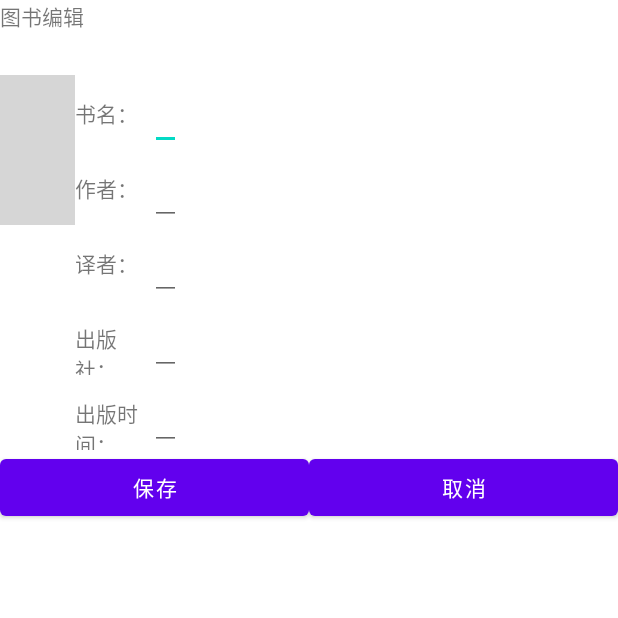
After one commit to sheepna/BMApplication, an Android app: the EditBookActivity screen opened directly, with no data from a screen before it, on a phone screen of 412 x 824 dp, the top half of it. The commit adds this screen. Run offline under Robolectric (Android 15) with nearby library versions, the phone set to English and light mode, and no system bars; grey boxes are pictures that could not be loaded.

Commit message:
实现了上下文菜单的更新功能， 并且实现了悬浮按钮编辑图书的功能

```diff
--- a/app/src/main/AndroidManifest.xml
+++ b/app/src/main/AndroidManifest.xml
@@ -14,6 +14,9 @@
         android:theme="@style/Theme.BMApplication"
         tools:targetApi="31">
         <activity
+            android:name=".EditBookActivity"
+            android:exported="false" />
+        <activity
             android:name=".MainActivity"
             android:exported="true">
             <intent-filter>
--- /dev/null
+++ b/app/src/main/java/com/jnu/bmapplication/EditBookActivity.java
@@ -0,0 +1,71 @@
+package com.jnu.bmapplication;
+
+import androidx.appcompat.app.AppCompatActivity;
+
+import android.content.Intent;
+import android.os.Bundle;
+import android.view.View;
+import android.widget.Button;
+import android.widget.EditText;
+import android.widget.ImageView;
+
+public class EditBookActivity extends AppCompatActivity {
+
+    public static final int RESULT_CODE_SUCCESS = 666;
+    private int position;
+
+    @Override
+    protected void onCreate(Bundle savedInstanceState) {
+        super.onCreate(savedInstanceState);
+        setContentView(R.layout.activity_edit_book);
+
+        ImageView imageView=findViewById(R.id.book_picture);
+        imageView.setImageResource(R.drawable.book_1);
+
+        position=this.getIntent().getIntExtra("position",0);
+
+        String title=this.getIntent().getStringExtra("title");
+        EditText editTextTitle=findViewById(R.id.eeTitle);
+        String author=this.getIntent().getStringExtra("author");
+        EditText editTextAuthor=findViewById(R.id.eeAuthor);
+        String translator=this.getIntent().getStringExtra("translator");
+        EditText editTextTranslator=findViewById(R.id.eeTranslator);
+        String publisher=this.getIntent().getStringExtra("publisher");
+        EditText editTextPublisher=findViewById(R.id.eePublisher);
+        String pubdate=this.getIntent().getStringExtra("pubdate");
+        EditText editTextPubdate=findViewById(R.id.eePubDate);
+
+        if(null!=title){ editTextTitle.setText(title);}
+        if(null!=author){ editTextAuthor.setText(author);}
+        if(null!=translator){ editTextTranslator.setText(translator);}
+        if(null!=publisher){ editTextPublisher.setText(publisher);}
+        if(null!=pubdate){ editTextPubdate.setText(pubdate);}
+
+        Button buttonOk=findViewById(R.id.button_yes);
+        buttonOk.setOnClickListener(new View.OnClickListener() {
+            @Override
+            public void onClick(View view) {
+                Intent intent =new Intent() ;
+                Bundle bundle =new Bundle() ;
+
+                bundle .putString("title",editTextTitle.getText().toString());
+                bundle .putString("author",editTextAuthor.getText().toString());
+                bundle .putString("publisher",editTextPublisher.getText().toString());
+                bundle .putString("pubdate",editTextPubdate.getText().toString());
+                bundle.putInt("position",position );
+
+                intent .putExtras(bundle);
+                setResult(RESULT_CODE_SUCCESS,intent);
+                EditBookActivity.this.finish();
+            }
+        });
+
+        Button buttonNo=findViewById(R.id.button_no);
+        buttonNo.setOnClickListener(new View.OnClickListener() {
+            @Override
+            public void onClick(View view) {
+                EditBookActivity.this.finish();
+            }
+        });
+    }
+}
--- a/app/src/main/java/com/jnu/bmapplication/MainActivity.java
+++ b/app/src/main/java/com/jnu/bmapplication/MainActivity.java
@@ -1,5 +1,7 @@
 package com.jnu.bmapplication;
 
+import androidx.activity.result.ActivityResultLauncher;
+import androidx.activity.result.contract.ActivityResultContracts;
 import androidx.annotation.NonNull;
 import androidx.appcompat.app.AlertDialog;
 import androidx.appcompat.app.AppCompatActivity;
@@ -7,16 +9,19 @@ import androidx.recyclerview.widget.LinearLayoutManager;
 import androidx.recyclerview.widget.RecyclerView;
 
 import android.content.DialogInterface;
+import android.content.Intent;
 import android.os.Bundle;
 import android.view.ContextMenu;
 import android.view.LayoutInflater;
 import android.view.MenuItem;
 import android.view.View;
 import android.view.ViewGroup;
+import android.widget.Button;
 import android.widget.ImageButton;
 import android.widget.ImageView;
 import android.widget.TextView;
 
+import com.google.android.material.floatingactionbutton.FloatingActionButton;
 import com.jnu.bmapplication.Data.Book;
 
 import java.util.ArrayList;
@@ -24,11 +29,46 @@ import java.util.ArrayList;
 public class MainActivity extends AppCompatActivity {
 
     private MainRecycleViewAdapter mainRecycleViewAdapter;
-    private static final int MENU_ID_ADD = 1;
     private static final int MENU_ID_DELETE = 2;
     private static final int MENU_ID_UPDATE = 3;
+    private ArrayList<Book>books;
 
-    private ArrayList<Book>books;
+    private ActivityResultLauncher<Intent> addDataLauncher= registerForActivityResult(new ActivityResultContracts.StartActivityForResult()
+            ,result -> {
+                if(null!=result){
+                    Intent intent=result.getData();
+                    if(result.getResultCode()==EditBookActivity.RESULT_CODE_SUCCESS)
+                    {//创建一个包含所有 extra 数据的 Bundle 对象，然后使用 putExtras() 将 Bundle 插入 Intent 中。
+                        Bundle bundle=intent.getExtras();
+                        String title= bundle.getString("title");
+                        String author= bundle.getString("author");
+                        String publisher= bundle.getString("publisher");
+                        String pubdate= bundle.getString("pubdate");
+                        int position=bundle.getInt("position");
+                        books.add(position, new Book(title,author,publisher,pubdate,R.drawable.book_1));
+                        mainRecycleViewAdapter.notifyItemInserted(position);
+                    }
+                }
+            });
+
+    private ActivityResultLauncher<Intent> updateDataLauncher= registerForActivityResult(new ActivityResultContracts.StartActivityForResult()
+            ,result -> {
+                if(null!=result){
+                    Intent intent=result.getData();
+                    if(result.getResultCode()==EditBookActivity.RESULT_CODE_SUCCESS)
+                    {//创建一个包含所有 extra 数据的 Bundle 对象，然后使用 putExtras() 将 Bundle 插入 Intent 中。
+                        Bundle bundle=intent.getExtras();
+                        String title= bundle.getString("title");
+                        String author= bundle.getString("author");
+                        String publisher= bundle.getString("publisher");
+                        String pubdate= bundle.getString("pubdate");
+                        int position=bundle.getInt("position");
+                        books.add(position, new Book(title,author,publisher,pubdate,R.drawable.book_1));
+                        mainRecycleViewAdapter.notifyItemInserted(position);
+                    }
+                }
+            });
+
     @Override
     protected void onCreate(Bundle savedInstanceState) {
         super.onCreate(savedInstanceState);
@@ -45,6 +85,18 @@ public class MainActivity extends AppCompatActivity {
         //接收数据
         mainRecycleViewAdapter=new MainRecycleViewAdapter(books);
         recyclerViewMain.setAdapter(mainRecycleViewAdapter);
+
+        FloatingActionButton button=findViewById(R.id.addbutton);
+        button.setOnClickListener(new View.OnClickListener() {
+            @Override
+            public void onClick(View view) {
+                Intent intent=new Intent(MainActivity.this ,EditBookActivity.class) ;
+                intent.putExtra("position",books.size());//添加 extra 数据，每种方法均接受两个参数：键名和值
+                addDataLauncher.launch(intent);
+                //books.add(item.getOrder(),new Book("added"+item.getOrder(),R.drawable.ic_launcher_background));
+                // mainRecycleViewAdapter.notifyItemInserted(item.getOrder());
+            }
+        });
 
     }
     //ContextMenu实现
@@ -71,6 +123,13 @@ public class MainActivity extends AppCompatActivity {
                         }).create();
                 alertDialog.show();
                 break;
+            case MENU_ID_UPDATE:
+                Intent intentUpdate=new Intent(MainActivity.this,EditBookActivity.class);
+                intentUpdate.putExtra("position",item.getOrder());
+                intentUpdate.putExtra("title",books.get(item.getOrder()).getTitle());
+                intentUpdate.putExtra("author",books.get(item.getOrder()).getAp());
+                intentUpdate.putExtra("publisher",books.get(item.getOrder()).getPubli());
+                intentUpdate.putExtra("pubdate",books.get(item.getOrder()).getTime());
         }
         return super.onContextItemSelected(item);
     }
--- /dev/null
+++ b/app/src/main/res/layout/activity_edit_book.xml
@@ -0,0 +1,133 @@
+<?xml version="1.0" encoding="utf-8"?>
+<LinearLayout xmlns:android="http://schemas.android.com/apk/res/android"
+    xmlns:app="http://schemas.android.com/apk/res-auto"
+    xmlns:tools="http://schemas.android.com/tools"
+    android:orientation="vertical"
+    android:layout_width="match_parent"
+    android:layout_height="match_parent"
+    tools:context=".EditBookActivity">
+    <TextView
+        android:id="@+id/edit_biaoti"
+        android:layout_width="wrap_content"
+        android:layout_height="50dp"
+        android:text="@string/edit_biaoti">
+    </TextView>
+    <LinearLayout
+        android:orientation="horizontal"
+        android:layout_width="match_parent"
+        android:layout_height="wrap_content">
+        <ImageView
+            android:id="@+id/book_picture"
+            android:layout_width="50dp"
+            android:layout_height="100dp">
+        </ImageView>
+        <LinearLayout
+            android:orientation="vertical"
+            android:layout_width="wrap_content"
+            android:layout_height="wrap_content">
+            <LinearLayout
+                android:orientation="horizontal"
+                android:layout_width="wrap_content"
+                android:layout_height="wrap_content">
+                <TextView
+                    android:id="@+id/eTitle"
+                    android:layout_width="50dp"
+                    android:layout_height="50dp"
+                    android:text="书名：">
+                </TextView>
+                <EditText
+                    android:id="@+id/eeTitle"
+                    android:layout_width="wrap_content"
+                    android:layout_height="50dp"
+                    android:text="">
+                </EditText>
+            </LinearLayout>
+            <LinearLayout
+                android:orientation="horizontal"
+                android:layout_width="wrap_content"
+                android:layout_height="wrap_content">
+                <TextView
+                    android:id="@+id/eAuthor"
+                    android:layout_width="50dp"
+                    android:layout_height="50dp"
+                    android:text="作者：">
+                </TextView>
+                <EditText
+                    android:id="@+id/eeAuthor"
+                    android:layout_width="wrap_content"
+                    android:layout_height="50dp"
+                    android:text="">
+                </EditText>
+            </LinearLayout>
+            <LinearLayout
+                android:orientation="horizontal"
+                android:layout_width="wrap_content"
+                android:layout_height="wrap_content">
+                <TextView
+                    android:id="@+id/eTranslator"
+                    android:layout_width="50dp"
+                    android:layout_height="50dp"
+                    android:text="译者：">
+                </TextView>
+                <EditText
+                    android:id="@+id/eeTranslator"
+                    android:layout_width="wrap_content"
+                    android:layout_height="50dp"
+                    android:text="">
+                </EditText>
+            </LinearLayout>
+            <LinearLayout
+                android:orientation="horizontal"
+                android:layout_width="wrap_content"
+                android:layout_height="wrap_content">
+                <TextView
+                    android:id="@+id/ePublisher"
+                    android:layout_width="50dp"
+                    android:layout_height="50dp"
+                    android:text="出版社：">
+                </TextView>
+                <EditText
+                    android:id="@+id/eePublisher"
+                    android:layout_width="wrap_content"
+                    android:layout_height="50dp"
+                    android:text="">
+                </EditText>
+            </LinearLayout>
+            <LinearLayout
+                android:orientation="horizontal"
+                android:layout_width="wrap_content"
+                android:layout_height="wrap_content">
+                <TextView
+                    android:id="@+id/ePubDate"
+                    android:layout_width="50dp"
+                    android:layout_height="50dp"
+                    android:text="出版时间：">
+                </TextView>
+                <EditText
+                    android:id="@+id/eePubDate"
+                    android:layout_width="wrap_content"
+                    android:layout_height="50dp"
+                    android:text="">
+                </EditText>
+            </LinearLayout>
+        </LinearLayout>
+    </LinearLayout>
+<LinearLayout
+    android:layout_width="match_parent"
+    android:layout_height="50dp">
+    <Button
+        android:id="@+id/button_yes"
+        android:layout_width="wrap_content"
+        android:layout_height="50dp"
+        android:layout_weight="1"
+        android:text="保存">
+    </Button>
+    <Button
+        android:id="@+id/button_no"
+        android:layout_width="wrap_content"
+        android:layout_height="50dp"
+        android:layout_weight="1"
+        android:text="取消">
+    </Button>
+</LinearLayout>
+</LinearLayout>
--- a/app/src/main/res/layout/book_edit_layout.xml
+++ /dev/null
@@ -1,6 +0,0 @@
-<?xml version="1.0" encoding="utf-8"?>
-<LinearLayout xmlns:android="http://schemas.android.com/apk/res/android"
-    android:layout_width="match_parent"
-    android:layout_height="match_parent">
-
-</LinearLayout>
--- a/app/src/main/res/values/strings.xml
+++ b/app/src/main/res/values/strings.xml
@@ -4,4 +4,5 @@
     <string name="sure_to_delete">确定删除</string>
     <string name="yes">是</string>
     <string name="no">否</string>
+    <string name="edit_biaoti">图书编辑</string>
 </resources>
```
